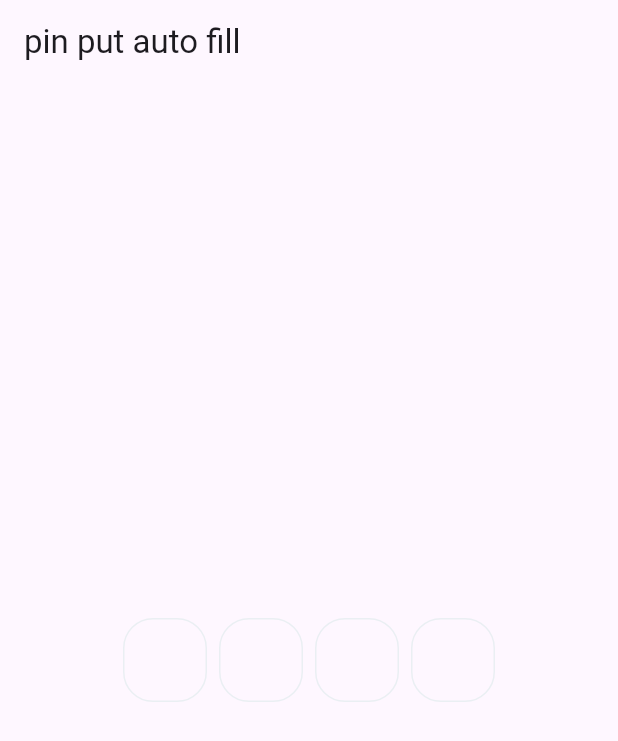
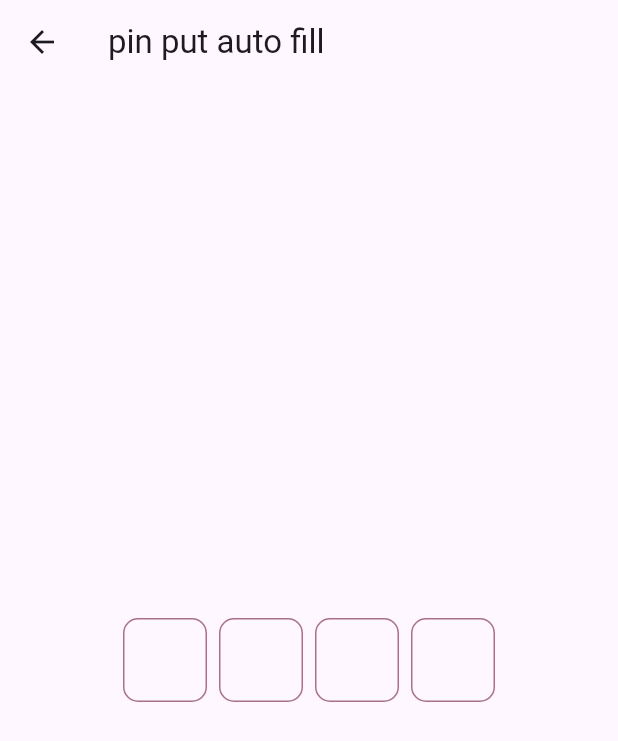
Before and after one commit to Mohamed-Yassien/Flutter-Ui-Source, a Flutter app: the PinScreen screen opened directly, on a phone screen of 412 x 824 dp. Shown: the top 741 px of the screen. Run offline on Flutter 3.47's test engine with Material 2 defaults, Android fonts, the phone set to English and light mode, and no system bars; drawn by our look-alikes of pinput; our stand-ins replace curved_navigation_bar, easy_localization, google_maps_flutter, location, qr_flutter, shared_preferences; missing offline and left inert: flutter_polyline_points, maps_toolkit, qr_code_scanner; accounts and stored records are empty.

```diff
--- a/lib/main.dart
+++ b/lib/main.dart
@@ -2,8 +2,9 @@ import 'package:easy_localization/easy_localization.dart';
 import 'package:flutter/material.dart';
 import 'package:flutter/services.dart';
 import 'package:flutter_ui_source/app_router.dart';
-import 'package:flutter_ui_source/pinput/pin_screen.dart';
 import 'package:shared_preferences/shared_preferences.dart';
+
+import 'animation/splash_with_scale_animation.dart';
 
 late SharedPreferences preferences;
 
@@ -41,7 +42,7 @@ class MyApp extends StatelessWidget {
       debugShowCheckedModeBanner: false,
       theme: ThemeData.light(useMaterial3: true),
       onGenerateRoute: AppRouter.onGenerateRoute,
-      home: const PinScreen(),
+      home: const SplashScreen(),
     );
   }
 }
--- a/lib/pinput/pin_screen.dart
+++ b/lib/pinput/pin_screen.dart
@@ -44,23 +44,24 @@ final defaultPinTheme = PinTheme(
   height: 56,
   textStyle: const TextStyle(
       fontSize: 16,
-      color: Color.fromRGBO(30, 60, 87, 1),
-      fontWeight: FontWeight.w600),
+      color: Color.fromRGBO(1, 28, 111, 1.0),
+      fontWeight: FontWeight.w600,),
   decoration: BoxDecoration(
-    border: Border.all(color: const Color.fromRGBO(234, 239, 243, 1)),
-    borderRadius: BorderRadius.circular(20),
+    border: Border.all(color: const Color.fromRGBO(168, 113, 136, 1.0,),),
+    borderRadius: BorderRadius.circular(10),
   ),
 );
 
-final focusedPinTheme = defaultPinTheme.copyDecorationWith(
-  border: Border.all(
-    color: const Color.fromRGBO(114, 178, 238, 1),
+final focusedPinTheme = defaultPinTheme.copyWith(
+  decoration: defaultPinTheme.decoration!.copyWith(
+    color: const Color.fromRGBO(194, 8, 99, 1.0),
+    borderRadius: BorderRadius.circular(15),
   ),
-  borderRadius: BorderRadius.circular(15),
 );
 
 final submittedPinTheme = defaultPinTheme.copyWith(
   decoration: defaultPinTheme.decoration!.copyWith(
-    color: const Color.fromRGBO(234, 239, 243, 1),
+    color: const Color.fromRGBO(132, 46, 72, 1.0),
+    borderRadius: BorderRadius.circular(10),
   ),
 );
```
Also changed, not shown: lib/animation/splash_with_scale_animation.dart (added, +73 -0 lines).
